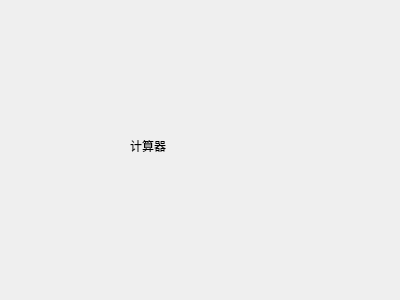
Old version of the form pyQT/综合案例/Resources/UI/caculator.ui in the repository zhangxf2020/jeee.
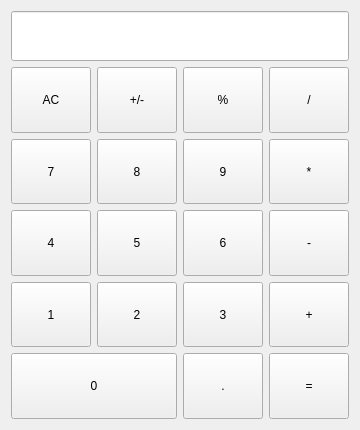
New version of the form.

```diff
--- a/pyQT/综合案例/Resources/UI/caculator.ui
+++ b/pyQT/综合案例/Resources/UI/caculator.ui
@@ -6,26 +6,275 @@
    <rect>
     <x>0</x>
     <y>0</y>
-    <width>400</width>
-    <height>300</height>
+    <width>318</width>
+    <height>430</height>
    </rect>
   </property>
   <property name="windowTitle">
    <string>Form</string>
   </property>
-  <widget class="QLabel" name="label">
-   <property name="geometry">
-    <rect>
-     <x>130</x>
-     <y>140</y>
-     <width>54</width>
-     <height>12</height>
-    </rect>
-   </property>
-   <property name="text">
-    <string>计算器</string>
-   </property>
-  </widget>
+  <layout class="QGridLayout" name="gridLayout">
+   <item row="0" column="0" colspan="4">
+    <widget class="QLineEdit" name="lineEdit">
+     <property name="minimumSize">
+      <size>
+       <width>0</width>
+       <height>50</height>
+      </size>
+     </property>
+     <property name="readOnly">
+      <bool>true</bool>
+     </property>
+    </widget>
+   </item>
+   <item row="1" column="0">
+    <widget class="QPushButton" name="pushButton">
+     <property name="sizePolicy">
+      <sizepolicy hsizetype="Minimum" vsizetype="Expanding">
+       <horstretch>0</horstretch>
+       <verstretch>0</verstretch>
+      </sizepolicy>
+     </property>
+     <property name="text">
+      <string>AC</string>
+     </property>
+    </widget>
+   </item>
+   <item row="1" column="1">
+    <widget class="QPushButton" name="pushButton_4">
+     <property name="sizePolicy">
+      <sizepolicy hsizetype="Minimum" vsizetype="Expanding">
+       <horstretch>0</horstretch>
+       <verstretch>0</verstretch>
+      </sizepolicy>
+     </property>
+     <property name="text">
+      <string>+/-</string>
+     </property>
+    </widget>
+   </item>
+   <item row="1" column="2">
+    <widget class="QPushButton" name="pushButton_3">
+     <property name="sizePolicy">
+      <sizepolicy hsizetype="Minimum" vsizetype="Expanding">
+       <horstretch>0</horstretch>
+       <verstretch>0</verstretch>
+      </sizepolicy>
+     </property>
+     <property name="text">
+      <string>%</string>
+     </property>
+    </widget>
+   </item>
+   <item row="1" column="3">
+    <widget class="QPushButton" name="pushButton_2">
+     <property name="sizePolicy">
+      <sizepolicy hsizetype="Minimum" vsizetype="Expanding">
+       <horstretch>0</horstretch>
+       <verstretch>0</verstretch>
+      </sizepolicy>
+     </property>
+     <property name="text">
+      <string>/</string>
+     </property>
+    </widget>
+   </item>
+   <item row="2" column="0">
+    <widget class="QPushButton" name="pushButton_5">
+     <property name="sizePolicy">
+      <sizepolicy hsizetype="Minimum" vsizetype="Expanding">
+       <horstretch>0</horstretch>
+       <verstretch>0</verstretch>
+      </sizepolicy>
+     </property>
+     <property name="text">
+      <string>7</string>
+     </property>
+    </widget>
+   </item>
+   <item row="2" column="1">
+    <widget class="QPushButton" name="pushButton_8">
+     <property name="sizePolicy">
+      <sizepolicy hsizetype="Minimum" vsizetype="Expanding">
+       <horstretch>0</horstretch>
+       <verstretch>0</verstretch>
+      </sizepolicy>
+     </property>
+     <property name="text">
+      <string>8</string>
+     </property>
+    </widget>
+   </item>
+   <item row="2" column="2">
+    <widget class="QPushButton" name="pushButton_7">
+     <property name="sizePolicy">
+      <sizepolicy hsizetype="Minimum" vsizetype="Expanding">
+       <horstretch>0</horstretch>
+       <verstretch>0</verstretch>
+      </sizepolicy>
+     </property>
+     <property name="text">
+      <string>9</string>
+     </property>
+    </widget>
+   </item>
+   <item row="2" column="3">
+    <widget class="QPushButton" name="pushButton_6">
+     <property name="sizePolicy">
+      <sizepolicy hsizetype="Minimum" vsizetype="Expanding">
+       <horstretch>0</horstretch>
+       <verstretch>0</verstretch>
+      </sizepolicy>
+     </property>
+     <property name="text">
+      <string>*</string>
+     </property>
+    </widget>
+   </item>
+   <item row="3" column="0">
+    <widget class="QPushButton" name="pushButton_9">
+     <property name="sizePolicy">
+      <sizepolicy hsizetype="Minimum" vsizetype="Expanding">
+       <horstretch>0</horstretch>
+       <verstretch>0</verstretch>
+      </sizepolicy>
+     </property>
+     <property name="text">
+      <string>4</string>
+     </property>
+    </widget>
+   </item>
+   <item row="3" column="1">
+    <widget class="QPushButton" name="pushButton_12">
+     <property name="sizePolicy">
+      <sizepolicy hsizetype="Minimum" vsizetype="Expanding">
+       <horstretch>0</horstretch>
+       <verstretch>0</verstretch>
+      </sizepolicy>
+     </property>
+     <property name="text">
+      <string>5</string>
+     </property>
+    </widget>
+   </item>
+   <item row="3" column="2">
+    <widget class="QPushButton" name="pushButton_11">
+     <property name="sizePolicy">
+      <sizepolicy hsizetype="Minimum" vsizetype="Expanding">
+       <horstretch>0</horstretch>
+       <verstretch>0</verstretch>
+      </sizepolicy>
+     </property>
+     <property name="text">
+      <string>6</string>
+     </property>
+    </widget>
+   </item>
+   <item row="3" column="3">
+    <widget class="QPushButton" name="pushButton_10">
+     <property name="sizePolicy">
+      <sizepolicy hsizetype="Minimum" vsizetype="Expanding">
+       <horstretch>0</horstretch>
+       <verstretch>0</verstretch>
+      </sizepolicy>
+     </property>
+     <property name="text">
+      <string>-</string>
+     </property>
+    </widget>
+   </item>
+   <item row="4" column="0">
+    <widget class="QPushButton" name="pushButton_13">
+     <property name="sizePolicy">
+      <sizepolicy hsizetype="Minimum" vsizetype="Expanding">
+       <horstretch>0</horstretch>
+       <verstretch>0</verstretch>
+      </sizepolicy>
+     </property>
+     <property name="text">
+      <string>1</string>
+     </property>
+    </widget>
+   </item>
+   <item row="4" column="1">
+    <widget class="QPushButton" name="pushButton_16">
+     <property name="sizePolicy">
+      <sizepolicy hsizetype="Minimum" vsizetype="Expanding">
+       <horstretch>0</horstretch>
+       <verstretch>0</verstretch>
+      </sizepolicy>
+     </property>
+     <property name="text">
+      <string>2</string>
+     </property>
+    </widget>
+   </item>
+   <item row="4" column="2">
+    <widget class="QPushButton" name="pushButton_15">
+     <property name="sizePolicy">
+      <sizepolicy hsizetype="Minimum" vsizetype="Expanding">
+       <horstretch>0</horstretch>
+       <verstretch>0</verstretch>
+      </sizepolicy>
+     </property>
+     <property name="text">
+      <string>3</string>
+     </property>
+    </widget>
+   </item>
+   <item row="4" column="3">
+    <widget class="QPushButton" name="pushButton_14">
+     <property name="sizePolicy">
+      <sizepolicy hsizetype="Minimum" vsizetype="Expanding">
+       <horstretch>0</horstretch>
+       <verstretch>0</verstretch>
+      </sizepolicy>
+     </property>
+     <property name="text">
+      <string>+</string>
+     </property>
+    </widget>
+   </item>
+   <item row="5" column="0" colspan="2">
+    <widget class="QPushButton" name="pushButton_17">
+     <property name="sizePolicy">
+      <sizepolicy hsizetype="Minimum" vsizetype="Expanding">
+       <horstretch>0</horstretch>
+       <verstretch>0</verstretch>
+      </sizepolicy>
+     </property>
+     <property name="text">
+      <string>0</string>
+     </property>
+    </widget>
+   </item>
+   <item row="5" column="2">
+    <widget class="QPushButton" name="pushButton_19">
+     <property name="sizePolicy">
+      <sizepolicy hsizetype="Minimum" vsizetype="Expanding">
+       <horstretch>0</horstretch>
+       <verstretch>0</verstretch>
+      </sizepolicy>
+     </property>
+     <property name="text">
+      <string>.</string>
+     </property>
+    </widget>
+   </item>
+   <item row="5" column="3">
+    <widget class="QPushButton" name="pushButton_18">
+     <property name="sizePolicy">
+      <sizepolicy hsizetype="Minimum" vsizetype="Expanding">
+       <horstretch>0</horstretch>
+       <verstretch>0</verstretch>
+      </sizepolicy>
+     </property>
+     <property name="text">
+      <string>=</string>
+     </property>
+    </widget>
+   </item>
+  </layout>
  </widget>
  <resources/>
  <connections/>
```
